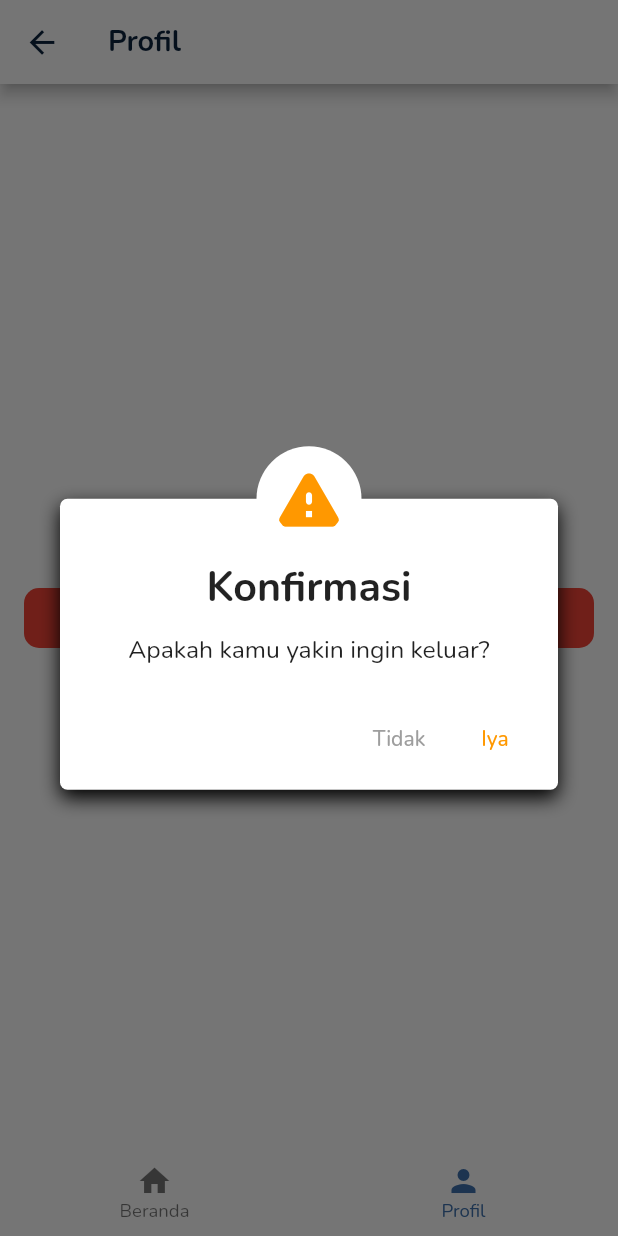
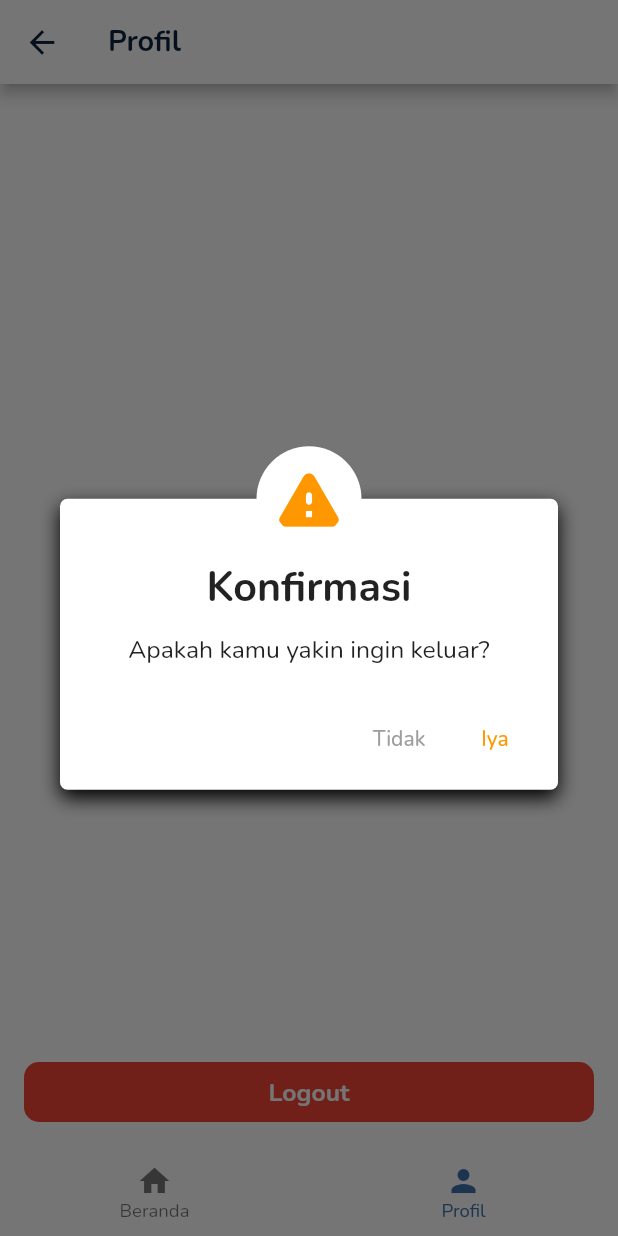
Before and after one commit to algavania/travely_admin, a Flutter app: the ProfilePage screen opened by its route, after a tap on "Logout", on a phone screen of 412 x 824 dp. Run offline on Flutter 3.47's test engine with Material 2 defaults, Android fonts, the phone set to English and light mode, and no system bars; drawn by our look-alikes of loader_overlay; our stand-ins replace auto_route, bloc, cloud_firestore, equatable, firebase_auth, firebase_core and 6 more; accounts and stored records are empty; statements that could not run were skipped.

Commit message:
style: [AV] update profile ui

```diff
--- a/lib/app/ui/home/pages/profile_page.dart
+++ b/lib/app/ui/home/pages/profile_page.dart
@@ -1,6 +1,10 @@
+import 'package:firebase_auth/firebase_auth.dart';
 import 'package:flutter/material.dart';
+import 'package:google_fonts/google_fonts.dart';
 import 'package:loader_overlay/loader_overlay.dart';
-import 'package:travely_admin/app/common/shared_code.dart';
+import 'package:sizer/sizer.dart';
+
+import '../../../common/shared_code.dart';
 
 class ProfilePage extends StatefulWidget {
   const ProfilePage({Key? key}) : super(key: key);
@@ -10,15 +14,27 @@ class ProfilePage extends StatefulWidget {
 }
 
 class _ProfilePageState extends State<ProfilePage> {
+  User? _user;
+
+  @override
+  void initState() {
+    _user = FirebaseAuth.instance.currentUser;
+    super.initState();
+  }
+
   @override
   Widget build(BuildContext context) {
     return Scaffold(
-      appBar: AppBar(title: const Text('Profil'),),
-      body: Padding(
+      appBar: AppBar(title: const Text('Profil')),
+      body: Container(
         padding: const EdgeInsets.all(SharedCode.defaultPadding),
+        width: double.infinity,
         child: Column(
-          mainAxisAlignment: MainAxisAlignment.center,
+          crossAxisAlignment: CrossAxisAlignment.center,
           children: [
+            Text(_user?.displayName ?? '', style: GoogleFonts.nunito(fontWeight: FontWeight.bold, fontSize: 14.sp),),
+            Text(_user?.email ?? ''),
+            const Spacer(),
             ElevatedButton(onPressed: () {
               SharedCode.showAlertDialog(context, 'Konfirmasi', 'Apakah kamu yakin ingin keluar?', () {
                 context.loaderOverlay.show();
```
